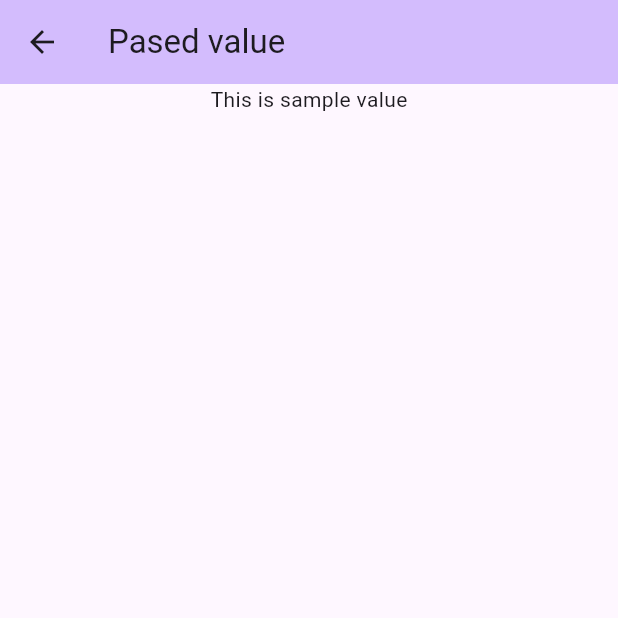
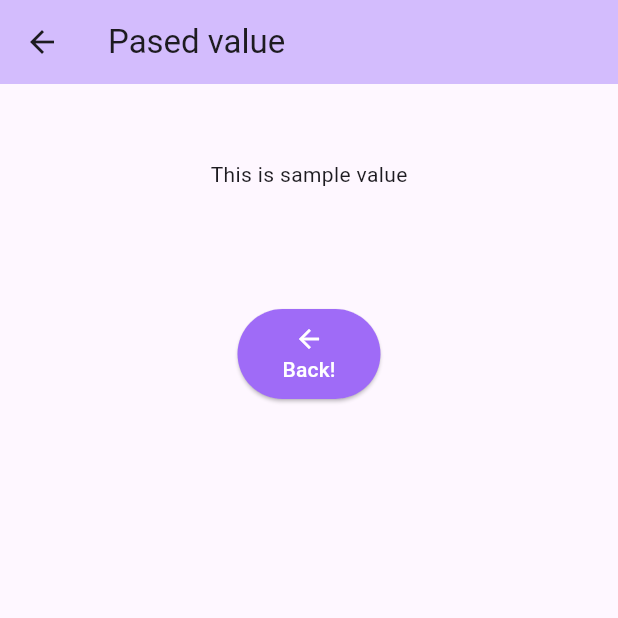
Before and after one commit to Ge2C/mobile_programing_with_flutter, a Flutter app: the SecondPage screen opened directly, on a phone screen of 412 x 824 dp, the top half of it. Run offline on Flutter 3.47's test engine with Material 3 defaults, Android fonts, the phone set to English and light mode, and no system bars.

Commit message:
Membuat tombol kembali di SecondPage

```diff
--- a/lib/second_page.dart
+++ b/lib/second_page.dart
@@ -19,10 +19,31 @@ class _SecondPageState extends State<SecondPage> {
         title: Text(widget.title),
       ),
       body: Center(
-        child: Column(
-          mainAxisAlignment: MainAxisAlignment.start,
-          children: <Widget>[
-            Text(widget.neededValue),
+        child: Column(mainAxisAlignment: MainAxisAlignment.start, children: <Widget>[
+          Padding(
+            padding: const EdgeInsets.fromLTRB(50, 50, 50, 30),
+            child: Text(widget.neededValue),
+          ),
+          Padding(
+            padding: const EdgeInsets.fromLTRB(50, 50, 50, 30),
+            child: Row(
+              mainAxisAlignment: MainAxisAlignment.center,
+              children: <Widget>[
+                ElevatedButton(
+                  style: ButtonStyle(
+                    backgroundColor: WidgetStateProperty.all<Color>(const Color.fromARGB(255, 159, 107, 247)),
+                    padding: WidgetStateProperty.all<EdgeInsets>(const EdgeInsets.fromLTRB(30, 10, 30, 10)),
+                  ),
+                  onPressed: () => <void>{},
+                  child: const Column(
+                    mainAxisAlignment: MainAxisAlignment.spaceBetween,
+                    children: <Widget>[
+                      Icon( Icons.arrow_back, color: Colors.white, size: 20.0),
+                      Text("Back!", style: TextStyle(color: Colors.white))
+                    ]),
+                )
+            ]),
+          ),
         ]),
       ),
     );
```
